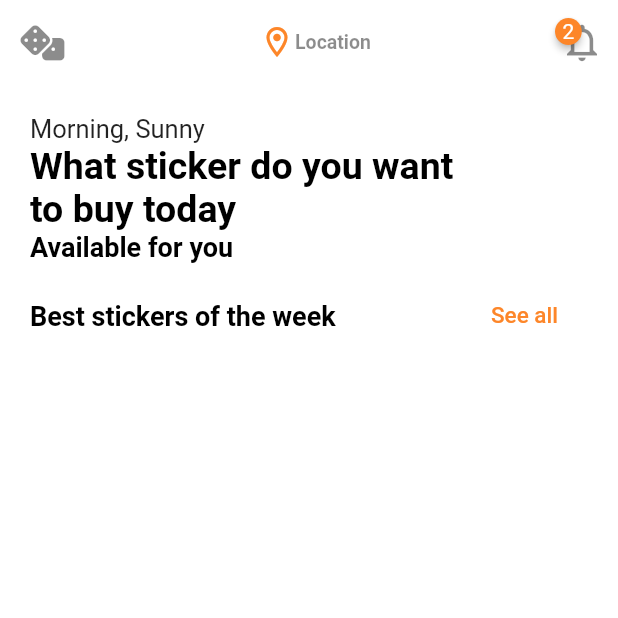
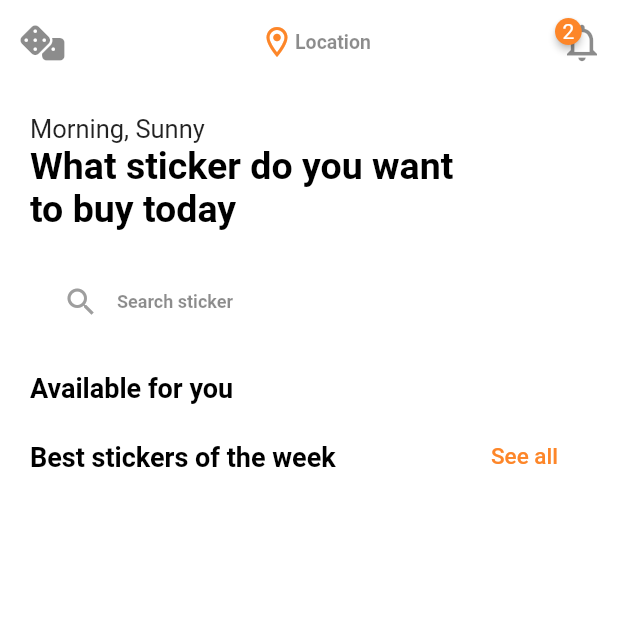
Before and after one commit to OlegKorolyov/flutter-sun-stickers, a Flutter app: the screen it shows after launch, on a phone screen of 412 x 824 dp, the top half of it. Run offline on Flutter 3.47's test engine with Material 2 defaults, Android fonts, the light colour scheme and no system bars; drawn by our look-alikes of badges; our stand-ins replace font_awesome_flutter.

Commit message:
text decoration

```diff
--- a/lib/ui/screens/sticker_list_screen.dart
+++ b/lib/ui/screens/sticker_list_screen.dart
@@ -30,6 +30,7 @@ class StickerListState extends State<StickerList> {
                 "What sticker do you want\nto buy today",
                 style: Theme.of(context).textTheme.displayLarge,
               ),
+              _searchBar(),
               Text(
                 "Available for you",
                 style: Theme.of(context).textTheme.displaySmall,
@@ -90,4 +91,16 @@ class StickerListState extends State<StickerList> {
       ],
     );
   }
+
+  Widget _searchBar() {
+    return const Padding(
+      padding: EdgeInsets.symmetric(vertical: 20, horizontal: 10),
+      child: TextField(
+        decoration: InputDecoration(
+            hintText: "Search sticker",
+            prefixIcon: Icon(Icons.search, color: Colors.grey,),
+        ),
+      ),
+    );
+  }
 }
--- a/lib/ui_kit/app_theme.dart
+++ b/lib/ui_kit/app_theme.dart
@@ -20,6 +20,21 @@ class AppTheme {
       bodyLarge: AppTextStyle.bodyTextLight,
       titleMedium: AppTextStyle.subtitleLight,
     ),
+    hintColor: Colors.black45,
+    inputDecorationTheme: const InputDecorationTheme(
+      border: OutlineInputBorder(borderSide: BorderSide.none),
+      enabledBorder: OutlineInputBorder(
+        borderRadius: BorderRadius.all(Radius.circular(25)),
+        borderSide: BorderSide(color: Colors.transparent),
+      ),
+      focusedBorder: OutlineInputBorder(
+        borderRadius: BorderRadius.all(Radius.circular(25)),
+        borderSide: BorderSide(color: Colors.transparent),
+      ),
+      filled: true,
+      contentPadding: EdgeInsets.all(20),
+      fillColor: Colors.white,
+    ),
   );
   static ThemeData darkTheme = ThemeData(
       scaffoldBackgroundColor: AppColor.primaryDark,
@@ -38,5 +53,20 @@ class AppTheme {
         bodyLarge: AppTextStyle.bodyTextLight.copyWith( color: Colors.white),
         titleMedium: AppTextStyle.subtitleLight.copyWith(color: Colors.white60),
       ),
+      hintColor: Colors.white60,
+      inputDecorationTheme: const InputDecorationTheme(
+        border: OutlineInputBorder(borderSide: BorderSide.none),
+        enabledBorder: OutlineInputBorder(
+          borderRadius: BorderRadius.all(Radius.circular(25)),
+          borderSide: BorderSide(color: Colors.transparent),
+        ),
+        focusedBorder: OutlineInputBorder(
+          borderRadius: BorderRadius.all(Radius.circular(25)),
+          borderSide: BorderSide(color: Colors.transparent),
+        ),
+        filled: true,
+        contentPadding: EdgeInsets.all(20),
+        fillColor: AppColor.dark,
+      ),
   );
 }
```
